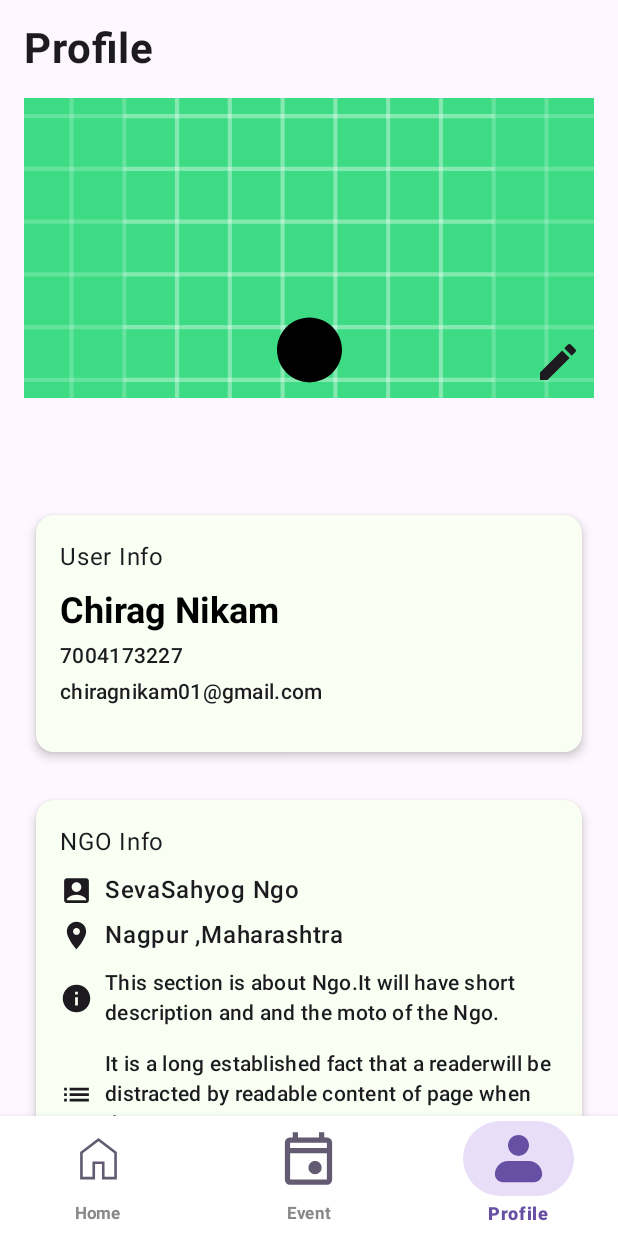
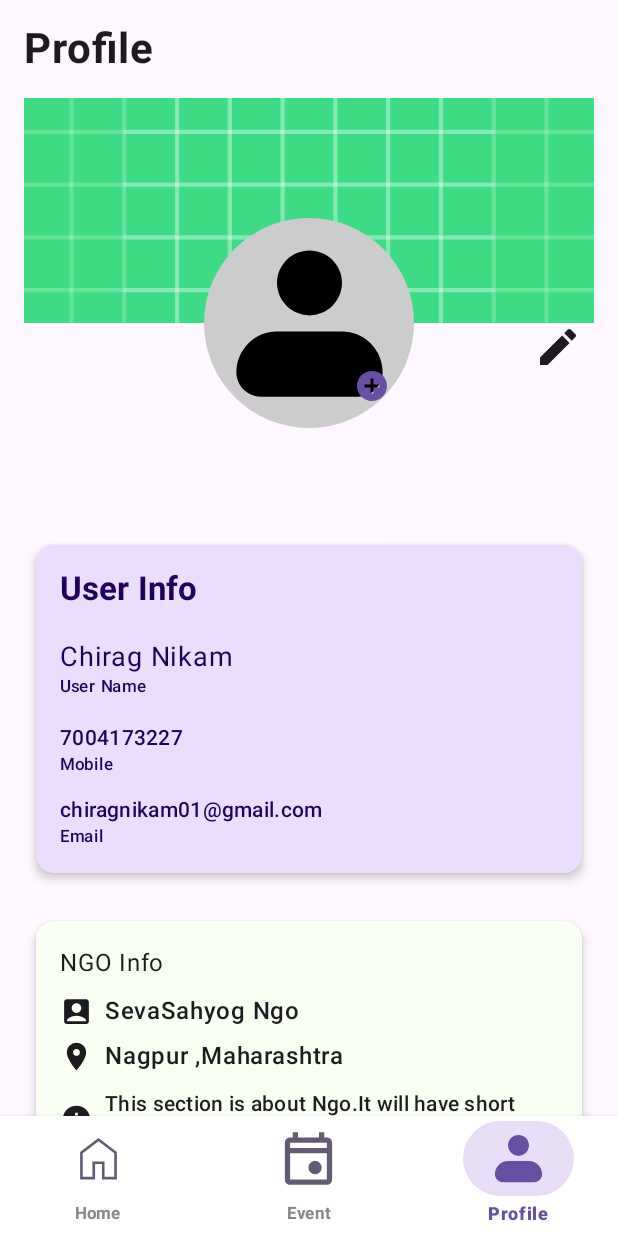
Before and after one commit to ChiragNikam/SevaSahyog, an Android app built with Jetpack Compose: the ProfileScreen screen opened through its navigation route, on a phone screen of 412 x 824 dp. Run offline under Robolectric (Android 15) with nearby library versions, the phone set to English and light mode, and no system bars.

Commit message:
ui - improvements in Profile Screen

```diff
--- a/app/src/main/java/com/learn/sevasahyog/ngo_home/presentation/ProfileScreen.kt
+++ b/app/src/main/java/com/learn/sevasahyog/ngo_home/presentation/ProfileScreen.kt
@@ -68,25 +68,30 @@ fun ProfileScreen(navController: NavController) {
 
             Spacer(modifier = Modifier.height(70.dp))
 
-            userInfoCard(userName ="Chirag Nikam" , userMobile ="7004173227" , userEmail ="chiragnikam01@gmail.com")
+            userInfoCard(
+                userName = "Chirag Nikam",
+                userMobile = "7004173227",
+                userEmail = "chiragnikam01@gmail.com"
+            )
             Spacer(modifier = Modifier.height(16.dp))
 
-            NgoInfoCard(ngoName = "SevaSahyog Ngo", ngoLocation = "Nagpur ,Maharashtra", aboutNgo ="This section is about Ngo.It will have short description and " +
-                    "and the moto of the Ngo." , ngoDescription ="It is a long established fact that a reader" +
-                    "will be distracted by readable content of page when there is no hope of " +
-                    "meaning for the words." )
+            NgoInfoCard(
+                ngoName = "SevaSahyog Ngo",
+                ngoLocation = "Nagpur ,Maharashtra",
+                aboutNgo = "This section is about Ngo.It will have short description and " +
+                        "and the moto of the Ngo.",
+                ngoDescription = "It is a long established fact that a reader" +
+                        "will be distracted by readable content of page when there is no hope of " +
+                        "meaning for the words."
+            )
             Spacer(modifier = Modifier.height(32.dp))
 
             Button(
                 onClick = { /* Handle save action */ },
-                colors = ButtonDefaults.buttonColors(
-                    containerColor = Color.Red,
-                    contentColor = Color.White
-                ),
                 modifier = Modifier
                     .fillMaxSize()
                     .align(Alignment.CenterHorizontally),
-                ) {
+            ) {
                 Text("Logout", fontSize = 16.sp)
             }
         }
@@ -98,28 +103,27 @@ fun UserProfileImage() {
     Box(
         modifier = Modifier
             .fillMaxWidth()
-            .height(200.dp)
-            .background(
-                brush = Brush.verticalGradient(
-                    colors = listOf(
-                        Color(0xFF64B5F6),
-                        Color(0xFF42A5F5)
-                    )
-                )
-            )
+            .height(220.dp)
     ) {
         Image(
             painter = painterResource(id = R.drawable.ic_launcher_background),
             contentDescription = "Cover image",
-            modifier = Modifier.fillMaxSize(),
+            modifier = Modifier
+                .padding(bottom = 70.dp)
+                .fillMaxSize(),
             contentScale = ContentScale.Crop
         )
-        IconButton(onClick = { /*TODO*/ },
+        IconButton(
+            onClick = { /*TODO*/ },
             modifier = Modifier
+                .padding(bottom = 30.dp)
                 .align(Alignment.BottomEnd)
-
         ) {
-            Icon(imageVector = Icons.Default.Edit, contentDescription ="edit" , modifier = Modifier.size(32.dp) )
+            Icon(
+                imageVector = Icons.Default.Edit,
+                contentDescription = "edit",
+                modifier = Modifier.size(32.dp)
+            )
         }
         Box(
             modifier = Modifier
@@ -128,9 +132,10 @@ fun UserProfileImage() {
         ) {
             Box(
                 modifier = Modifier
-                    .size(130.dp)
+                    .size(140.dp)
                     .clip(CircleShape)
-                    .offset(y = 60.dp)  // Adjust offset to position profile image correctly
+                    .background(Color.LightGray)
+//                    .offset(y = 60.dp)  // Adjust offset to position profile image correctly
             ) {
                 Image(
                     painter = painterResource(id = R.drawable.iconamoon_profile_fill),
@@ -138,7 +143,7 @@ fun UserProfileImage() {
                     modifier = Modifier
                         .size(130.dp)
                         .clip(CircleShape)
-                        .align(Alignment.Center)
+                        .align(Alignment.Center),
                 )
                 IconButton(
                     onClick = { /* Add icon click handler */ },
@@ -146,12 +151,13 @@ fun UserProfileImage() {
                         .align(Alignment.BottomEnd)
                         .offset(x = (-10).dp, y = (-10).dp)
                         .size(36.dp)
-                        .background(MaterialTheme.colorScheme.background, CircleShape)
+//                        .background(MaterialTheme.colorScheme.background, CircleShape)
                 ) {
                     Icon(
                         imageVector = Icons.Filled.AddCircle,
                         contentDescription = "Add icon",
-                        modifier = Modifier.size(24.dp)
+                        modifier = Modifier.size(24.dp),
+                        tint = MaterialTheme.colorScheme.primary
                     )
                 }
             }
@@ -166,38 +172,49 @@ fun userInfoCard(userName: String, userMobile: String, userEmail: String) {
         modifier = Modifier
             .fillMaxSize()
             .padding(8.dp),
-        elevation = CardDefaults.cardElevation(4.dp)
+        elevation = CardDefaults.cardElevation(4.dp),
+        colors = CardColors(
+            contentColor = MaterialTheme.colorScheme.onPrimaryContainer,
+            containerColor = MaterialTheme.colorScheme.primaryContainer,
+            disabledContentColor = Color.White,
+            disabledContainerColor = Color.White
+        )
     ) {
         Column(
             modifier = Modifier
-                .background(Color(0xFFF9FFF3))
                 .padding(16.dp)
         ) {
-            Row(modifier = Modifier.fillMaxSize()) {
-                Text(text = "User Info",
-                    style = MaterialTheme.typography.bodyLarge
-                )
-            }
-            Spacer(modifier = Modifier.height(8.dp))
+            Text(
+                text = "User Info",
+                style = MaterialTheme.typography.labelLarge,
+                fontSize = 22.sp,
+                fontWeight = FontWeight.Bold
+            )
+            Spacer(modifier = Modifier.height(20.dp))
             Text(
                 text = userName,
-                style = MaterialTheme.typography.headlineSmall,
-                color = Color.Black,
-                fontWeight = FontWeight.Bold
+                fontSize = 18.sp
             )
+            Text(text = "User Name", style = MaterialTheme.typography.labelSmall)
+
+            Spacer(modifier = Modifier.height(12.dp))
+
             Text(
                 text = userMobile,
                 style = MaterialTheme.typography.bodyMedium,
                 fontWeight = FontWeight.Medium,
                 modifier = Modifier.padding(top = 4.dp)
             )
+            Text(text = "Mobile", style = MaterialTheme.typography.labelSmall)
+
+            Spacer(modifier = Modifier.height(12.dp))
+
             Text(
                 text = userEmail,
                 style = MaterialTheme.typography.bodyMedium,
-                fontWeight = FontWeight.Medium,
-                modifier = Modifier.padding(top = 4.dp, bottom = 8.dp)
+                fontWeight = FontWeight.Medium
             )
-            Spacer(modifier = Modifier.height(6.dp))
+            Text(text = "Email", style = MaterialTheme.typography.labelSmall)
         }
     }
 }
@@ -231,7 +248,7 @@ fun NgoInfoCard(ngoName: String, ngoLocation: String, aboutNgo: String, ngoDescr
             Spacer(modifier = Modifier.height(6.dp))
             InfoRow(
                 text = ngoLocation,
-             imageVector = Icons.Default.Place
+                imageVector = Icons.Default.Place
             )
             Spacer(modifier = Modifier.height(6.dp))
             ExpandableInfoRow(
@@ -246,7 +263,7 @@ fun NgoInfoCard(ngoName: String, ngoLocation: String, aboutNgo: String, ngoDescr
                 text = ngoDescription,
                 expanded = isNgoDescriptionExpanded,
                 onToggleExpand = { isNgoDescriptionExpanded = !isNgoDescriptionExpanded },
-              imageVector = Icons.Default.List
+                imageVector = Icons.Default.List
             )
         }
     }
@@ -256,27 +273,31 @@ fun NgoInfoCard(ngoName: String, ngoLocation: String, aboutNgo: String, ngoDescr
 fun InfoRow(text: String, imageVector: ImageVector) {
     Row(verticalAlignment = Alignment.CenterVertically) {
         Icon(
-            imageVector=imageVector,
-            contentDescription =null,
+            imageVector = imageVector,
+            contentDescription = null,
             modifier = Modifier.size(22.dp)
         )
         Spacer(modifier = Modifier.width(8.dp))
         Text(
             text = text,
-            fontSize = 16.sp
-            ,
+            fontSize = 16.sp,
             fontWeight = FontWeight.Medium
         )
     }
 }
 
 @Composable
-fun ExpandableInfoRow(text: String, expanded: Boolean, onToggleExpand: () -> Unit, imageVector: ImageVector) {
+fun ExpandableInfoRow(
+    text: String,
+    expanded: Boolean,
+    onToggleExpand: () -> Unit,
+    imageVector: ImageVector
+) {
     Column {
         Row(verticalAlignment = Alignment.CenterVertically) {
             Icon(
-                imageVector=imageVector,
-                contentDescription =null,
+                imageVector = imageVector,
+                contentDescription = null,
                 modifier = Modifier.size(22.dp)
             )
             Spacer(modifier = Modifier.width(8.dp))
```
